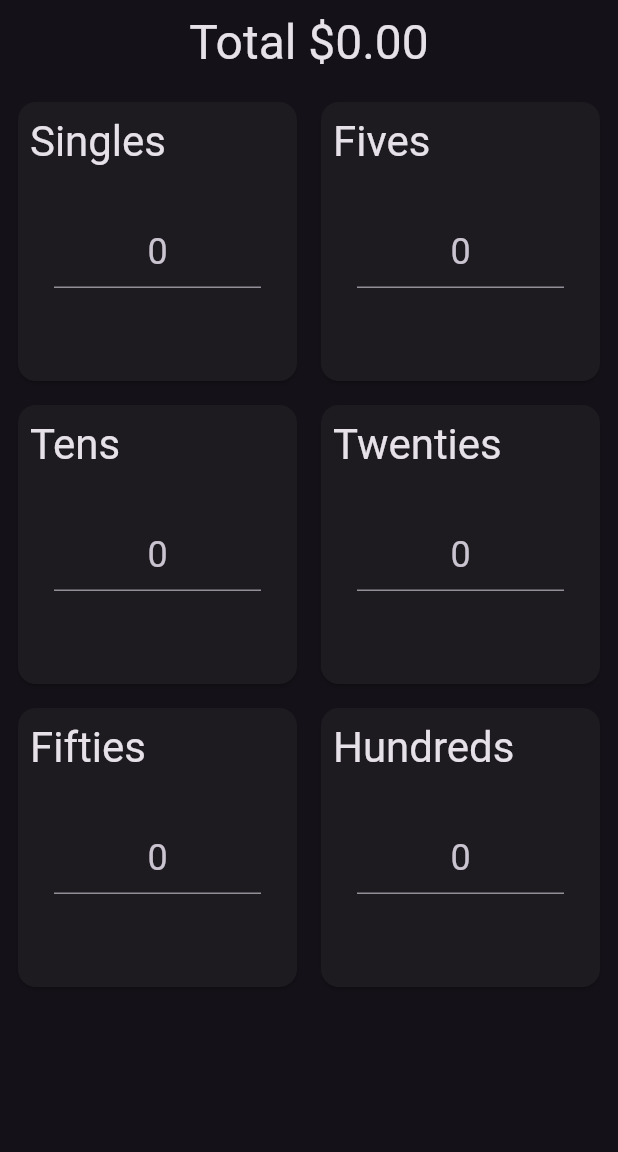
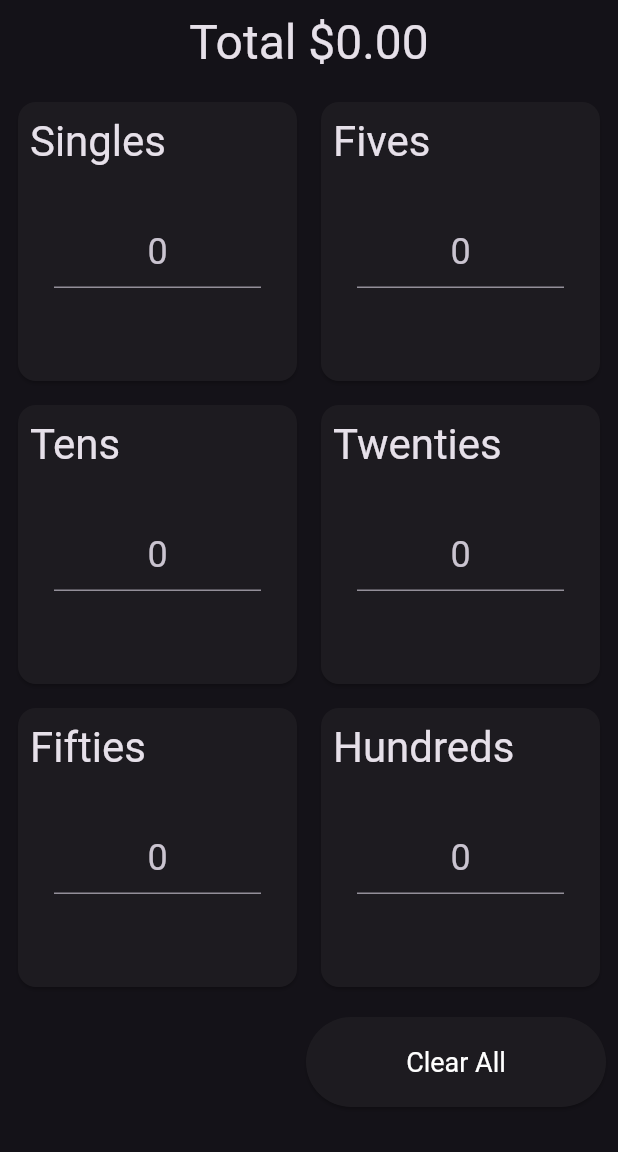
Before and after one commit to amacchia/cash_counter, a Flutter app: the screen it shows after launch, on a phone screen of 412 x 824 dp, the part 84-1236 px from its top. Run offline on Flutter 3.47's test engine with Material 3 defaults, Android fonts, the phone set to English and light mode, and no system bars.

Commit message:
Add clear all button

```diff
--- a/lib/widgets/denomination_input_widget.dart
+++ b/lib/widgets/denomination_input_widget.dart
@@ -27,6 +27,13 @@ class DenominationInput extends StatelessWidget {
     updateTotalCountDisplay(total);
   }
 
+  void clearAll() {
+    for (final denomination in usdCashDenominations) {
+      denomination.total = 0;
+    }
+    updateTotalCountDisplay(0);
+  }
+
   @override
   Widget build(BuildContext context) {
     List<CurrencyCard> currencyCards = _buildCurrencyCards();
@@ -37,11 +44,18 @@ class DenominationInput extends StatelessWidget {
 
     return Padding(
       padding: EdgeInsets.all(8.0),
-        child: ConstrainedBox(
+      child: SingleChildScrollView(
+        child: Column(
+          children: [
+            ConstrainedBox(
               constraints: BoxConstraints(
                 maxWidth: maxWidth,
               ),
               child: GridView.builder(
+                shrinkWrap:
+                    true, // Ensures the GridView only takes the space it needs
+                physics:
+                    NeverScrollableScrollPhysics(), // Prevents internal scrolling
                 itemCount: currencyCards.length,
                 itemBuilder: (context, index) => currencyCards[index],
                 gridDelegate: SliverGridDelegateWithFixedCrossAxisCount(
@@ -50,7 +64,29 @@ class DenominationInput extends StatelessWidget {
                   mainAxisSpacing: 8.0,
                 ),
               ),
-        ));
+            ),
+            SizedBox(height: 16.0),
+            ConstrainedBox(
+              constraints: BoxConstraints(maxWidth: maxWidth),
+              child: Row(
+                mainAxisAlignment: MainAxisAlignment.end,
+                children: [
+                  ElevatedButton(
+                    onPressed: clearAll,
+                    style: ElevatedButton.styleFrom(
+                      minimumSize: Size(200, 60),
+                      textStyle: TextStyle(fontSize: 18),
+                      foregroundColor: Colors.white,
+                    ),
+                    child: const Text("Clear All"),
+                  ),
+                ],
+              ),
+            ),
+          ],
+        ),
+      ),
+    );
   }
 
   List<CurrencyCard> _buildCurrencyCards() {
@@ -72,9 +108,9 @@ class DenominationInput extends StatelessWidget {
   }
 
   double _getMaxWidth(bool isLargeScreen) {
-    final smallScreenSidePadding = double.infinity;
-    final largeScreenSidePadding = 1200.0;
+    final smallScreenWidth = double.infinity;
+    final largeScreenWidth = 1200.0;
 
-    return isLargeScreen ? largeScreenSidePadding : smallScreenSidePadding;
+    return isLargeScreen ? largeScreenWidth : smallScreenWidth;
   }
 }
```
Lines whose indentation alone changed are shown as unchanged.
